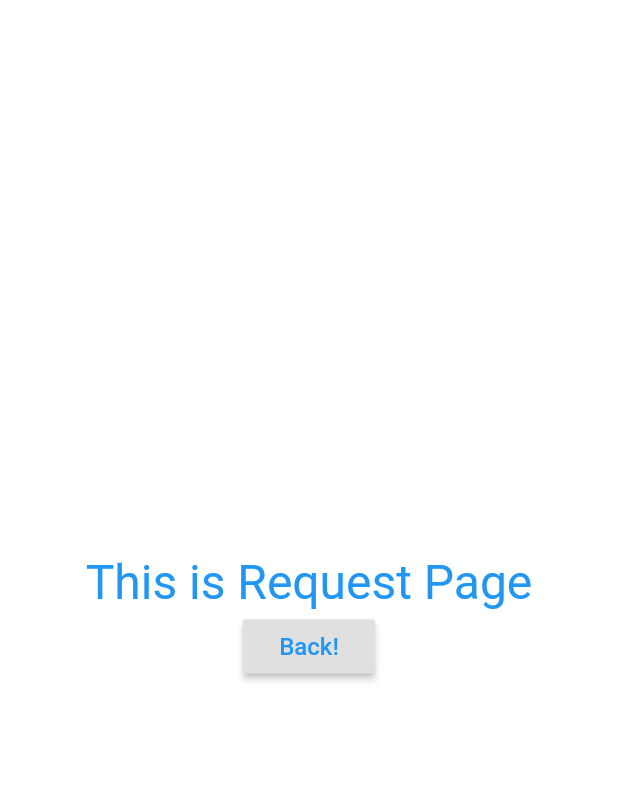
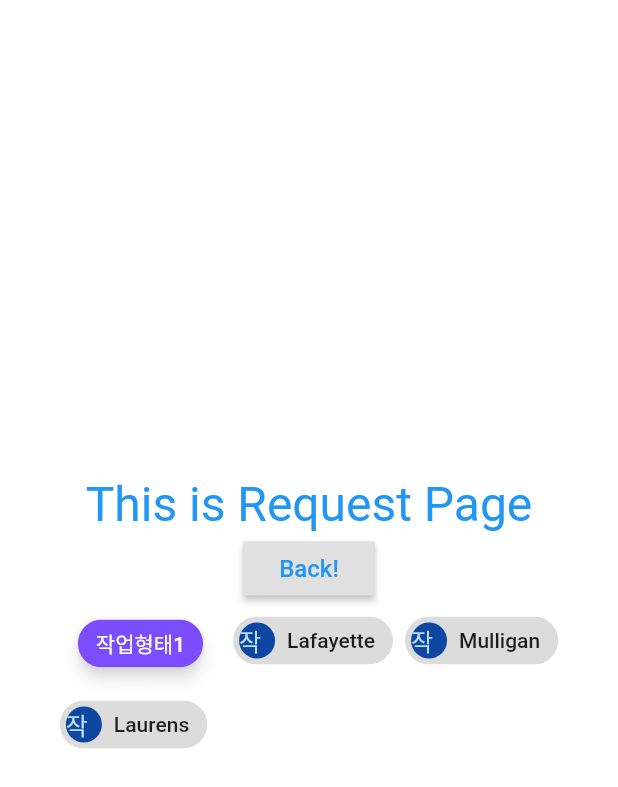
Before and after one commit to JWHAPO/simple_cmms_demo, a Flutter app: the RequestPage screen opened by its route, on a phone screen of 412 x 824 dp. Shown: the top 787 px of the screen. Run offline on Flutter 3.47's test engine with Material 2 defaults, Android fonts, the phone set to English and light mode, and no system bars; our stand-ins replace fl_chart; missing offline and left inert: flutter_barcode_scanner.

Commit message:
add chips

```diff
--- a/lib/ui/request.dart
+++ b/lib/ui/request.dart
@@ -30,7 +30,34 @@ class _RequestPageState extends State<RequestPage> {
                 ),
                 onPressed: () {
                   Navigator.pop(context);
-                })
+                }),Wrap(
+                  spacing: 8.0, // gap between adjacent chips
+                  runSpacing: 4.0, // gap between lines
+                  children: <Widget>[
+                    Container(
+                      child: Chip(
+                        label: Text('작업형태1',style: TextStyle(color: Colors.white),),
+                        backgroundColor: Colors.deepPurpleAccent,
+                        elevation: 4,
+                        shadowColor: Colors.grey[50],
+                        padding: EdgeInsets.all(4),
+                      ),
+                      margin: EdgeInsets.only(left: 12, right: 12,top: 2,bottom: 2),
+                    ),
+                    Chip(
+                      avatar: CircleAvatar(backgroundColor: Colors.blue.shade900, child: Text('작업형태2')),
+                      label: Text('Lafayette'),
+                    ),
+                    Chip(
+                      avatar: CircleAvatar(backgroundColor: Colors.blue.shade900, child: Text('작업형태3')),
+                      label: Text('Mulligan'),
+                    ),
+                    Chip(
+                      avatar: CircleAvatar(backgroundColor: Colors.blue.shade900, child: Text('작업형태4')),
+                      label: Text('Laurens'),
+                    ),
+              ],
+            )
           ],
         ),
       ),
```
